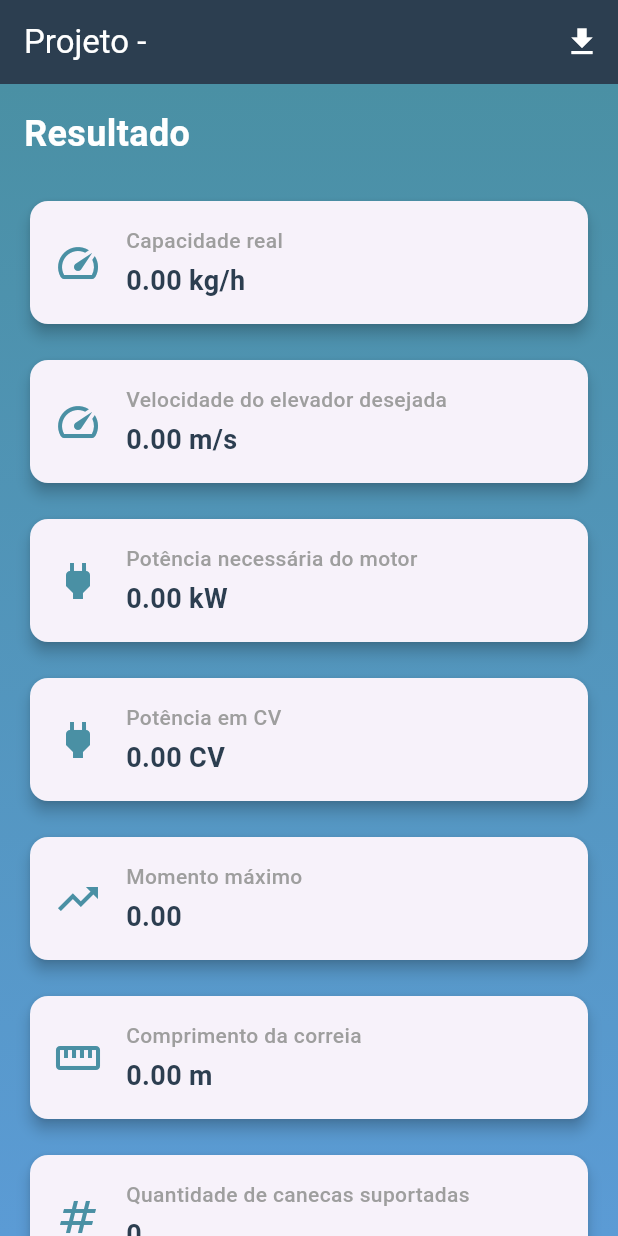
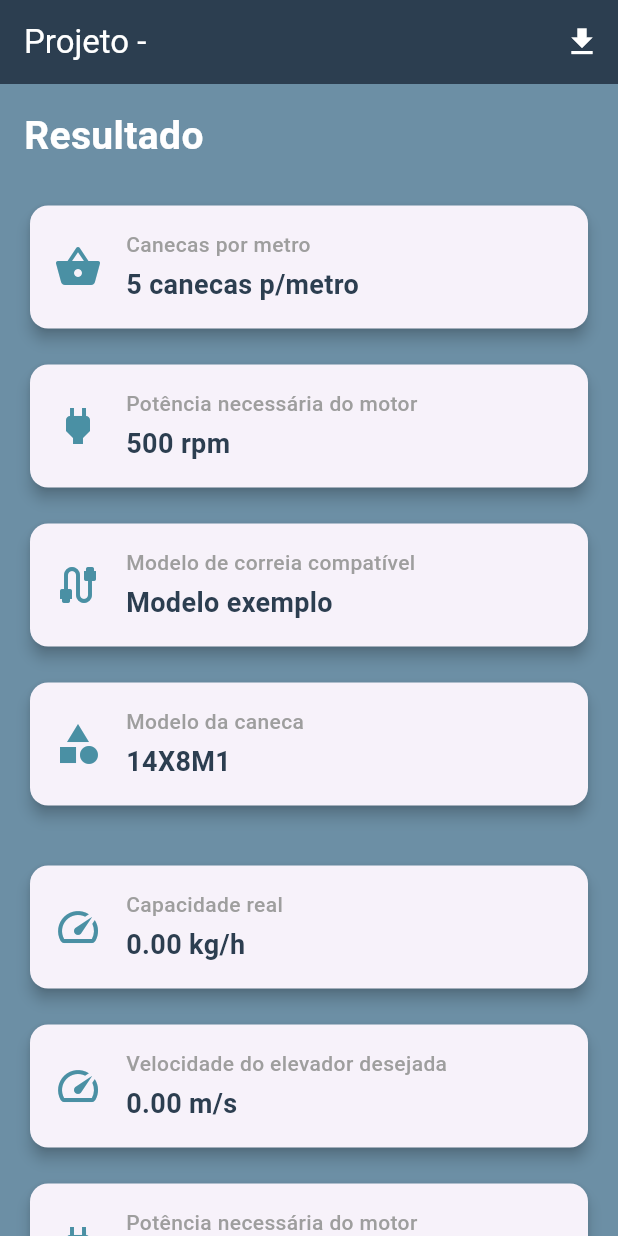
Before and after one commit to EduardaMSouza/ucelo, a Flutter app: the ProjetoResultadoScreen screen opened directly with empty values, on a phone screen of 412 x 824 dp. Run offline on Flutter 3.47's test engine with Material 3 defaults, Android fonts, the light colour scheme and no system bars.

Commit message:
add tela de canecas

```diff
--- a/lib/screens/home_screen.dart
+++ b/lib/screens/home_screen.dart
@@ -132,15 +132,6 @@ class HomeScreen extends StatelessWidget {
                 ),
 
                 const SizedBox(height: 16),
-
-                const Text(
-                  'Gerencie suas empresas de forma fácil e rápida',
-                  style: TextStyle(
-                    fontSize: 16,
-                    color: Colors.white70,
-                  ),
-                  textAlign: TextAlign.center,
-                ),
 
                 const SizedBox(height: 60),
                 SizedBox(
--- a/lib/screens/login_screen.dart
+++ b/lib/screens/login_screen.dart
@@ -73,15 +73,14 @@ class _LoginScreenState extends State<LoginScreen> {
           ),
         ),
         child: SafeArea(
-          child: Padding(
+          child: Center(
+            child: SingleChildScrollView(
               padding: const EdgeInsets.symmetric(horizontal: 32.0),
               child: Form(
                 key: _formKey,
                 child: Column(
                   mainAxisAlignment: MainAxisAlignment.center,
                   children: [
-                  const Spacer(flex: 2),
-
                     // Logo
                     Column(
                       children: [
@@ -111,14 +110,14 @@ class _LoginScreenState extends State<LoginScreen> {
                       ],
                     ),
 
-                  const Spacer(flex: 2),
+                    const SizedBox(height: 40),
 
                     // Email
                     ValidatedTextField(
                       controller: _emailController,
                       hintText: 'Digite seu e-mail',
                       icon: Icons.email_outlined,
-                    validator: (_) => null, // <- sem validação
+                      validator: (_) => null, // sem validação
                       keyboardType: TextInputType.emailAddress,
                       textInputAction: TextInputAction.next,
                     ),
@@ -130,7 +129,7 @@ class _LoginScreenState extends State<LoginScreen> {
                       controller: _passwordController,
                       hintText: 'Digite sua senha',
                       icon: Icons.lock_outline,
-                    validator: (_) => null, // <- sem validação
+                      validator: (_) => null, // sem validação
                       textInputAction: TextInputAction.done,
                       obscureText: true,
                       onFieldSubmitted: (_) => _handleLogin(),
@@ -138,6 +137,7 @@ class _LoginScreenState extends State<LoginScreen> {
 
                     const SizedBox(height: 32),
 
+                    // Botão Entrar
                     SizedBox(
                       width: double.infinity,
                       height: 50,
@@ -156,7 +156,8 @@ class _LoginScreenState extends State<LoginScreen> {
                           width: 20,
                           child: CircularProgressIndicator(
                             strokeWidth: 2,
-                          valueColor: AlwaysStoppedAnimation<Color>(Colors.white),
+                            valueColor:
+                            AlwaysStoppedAnimation<Color>(Colors.white),
                           ),
                         )
                             : const Text(
@@ -169,30 +170,8 @@ class _LoginScreenState extends State<LoginScreen> {
                         ),
                       ),
                     ),
-
-                  const SizedBox(height: 24),
-                  TextButton(
-                    onPressed: () {
-                      Navigator.push(
-                        context,
-                        MaterialPageRoute(
-                          builder: (context) => const CompanyRegisterScreen(),
+                  ],
                 ),
-                      );
-                    },
-                    child: const Text(
-                      'Não tem uma conta? Cadastre-se',
-                      style: TextStyle(
-                        fontSize: 16,
-                        color: Colors.white,
-                        decoration: TextDecoration.underline,
-                        decorationColor: Colors.white,
-                      ),
-                    ),
-                  ),
-
-                  const Spacer(flex: 3),
-                ],
               ),
             ),
           ),
--- a/lib/screens/projeto_resultado_screen.dart
+++ b/lib/screens/projeto_resultado_screen.dart
@@ -1,3 +1,4 @@
+import 'dart:math';
 import 'package:flutter/material.dart';
 import '../models/projeto_response.dart';
 import '../services/api_service.dart';
@@ -23,12 +24,31 @@ class _ProjetoResultadoScreenState extends State<ProjetoResultadoScreen> {
   bool _isSaving = false;
   bool _isDownloading = false;
 
+  final List<String> modelosCaneca = [
+    "11X6",
+    "12X6",
+    "14X6",
+    "16X6",
+    "18X6",
+    "11X8M1",
+    "12X8M1",
+    "14X8M1",
+    "16X8M1",
+  ];
+
+  late final String modeloCanecaAleatorio;
+
+  @override
+  void initState() {
+    super.initState();
+    final random = Random();
+    modeloCanecaAleatorio = modelosCaneca[random.nextInt(modelosCaneca.length)];
+  }
+
   Future<void> _salvarProjeto() async {
     setState(() => _isSaving = true);
 
     try {
-      // Aqui você pode implementar a lógica para salvar o projeto
-      // Por enquanto, apenas navega de volta
       await Future.delayed(const Duration(milliseconds: 500));
 
       if (!mounted) return;
@@ -102,6 +122,7 @@ class _ProjetoResultadoScreenState extends State<ProjetoResultadoScreen> {
   @override
   Widget build(BuildContext context) {
     return Scaffold(
+      backgroundColor: const Color(0xFF6C8FA5),
       appBar: AppBar(
         title: Text('Projeto - ${widget.nomeProjeto}'),
         backgroundColor: const Color(0xFF2C3E50),
@@ -115,7 +136,8 @@ class _ProjetoResultadoScreenState extends State<ProjetoResultadoScreen> {
                 height: 20,
                 child: CircularProgressIndicator(
                   strokeWidth: 2,
-                        valueColor: AlwaysStoppedAnimation<Color>(Colors.white),
+                  valueColor:
+                  AlwaysStoppedAnimation<Color>(Colors.white),
                 ),
               )
                   : const Icon(Icons.download),
@@ -126,18 +148,7 @@ class _ProjetoResultadoScreenState extends State<ProjetoResultadoScreen> {
             ),
         ],
       ),
-      body: Container(
-        decoration: const BoxDecoration(
-          gradient: LinearGradient(
-            begin: Alignment.topCenter,
-            end: Alignment.bottomCenter,
-            colors: [
-              Color(0xFF4A90A4),
-              Color(0xFF5B9BD5),
-            ],
-          ),
-        ),
-        child: SingleChildScrollView(
+      body: SingleChildScrollView(
         padding: const EdgeInsets.all(16),
         child: Column(
           crossAxisAlignment: CrossAxisAlignment.start,
@@ -145,12 +156,43 @@ class _ProjetoResultadoScreenState extends State<ProjetoResultadoScreen> {
             const Text(
               'Resultado',
               style: TextStyle(
-                  fontSize: 24,
+                fontSize: 26,
                 fontWeight: FontWeight.bold,
                 color: Colors.white,
               ),
             ),
             const SizedBox(height: 24),
+
+            // 🔥 NOVOS CAMPOS BONITOS
+            _buildMockResultCard(
+              "Canecas por metro",
+              "5 canecas p/metro",
+              Icons.shopping_basket,
+            ),
+            const SizedBox(height: 16),
+
+            _buildMockResultCard(
+              "Potência necessária do motor",
+              "500 rpm",
+              Icons.power,
+            ),
+            const SizedBox(height: 16),
+
+            _buildMockResultCard(
+              "Modelo de correia compatível",
+              "Modelo exemplo",
+              Icons.cable,
+            ),
+            const SizedBox(height: 16),
+
+            _buildMockResultCard(
+              "Modelo da caneca",
+              modeloCanecaAleatorio,
+              Icons.category,
+            ),
+            const SizedBox(height: 32),
+
+            // CAMPOS REAIS
             if (widget.possuiMotorredutor &&
                 widget.response.responseComMotorredutor != null)
               _buildComMotorredutorResults(
@@ -159,22 +201,25 @@ class _ProjetoResultadoScreenState extends State<ProjetoResultadoScreen> {
                 widget.response.responseSemMotorredutor != null)
               _buildSemMotorredutorResults(
                   widget.response.responseSemMotorredutor!),
-              const SizedBox(height: 32),
+
+            const SizedBox(height: 40),
+
             SizedBox(
               width: double.infinity,
-                height: 50,
+              height: 55,
               child: ElevatedButton(
                 onPressed: _isSaving ? null : _salvarProjeto,
                 style: ElevatedButton.styleFrom(
-                    backgroundColor: const Color(0xFF2C3E50),
+                  backgroundColor: const Color(0xFF1F2D3A),
                   foregroundColor: Colors.white,
                   shape: RoundedRectangleBorder(
-                      borderRadius: BorderRadius.circular(25),
+                    borderRadius: BorderRadius.circular(14),
                   ),
                 ),
                 child: _isSaving
                     ? const CircularProgressIndicator(
-                          valueColor: AlwaysStoppedAnimation<Color>(Colors.white),
+                  valueColor:
+                  AlwaysStoppedAnimation<Color>(Colors.white),
                 )
                     : const Text(
                   'Salvar projeto',
@@ -185,13 +230,58 @@ class _ProjetoResultadoScreenState extends State<ProjetoResultadoScreen> {
                 ),
               ),
             ),
-              const SizedBox(height: 16),
           ],
-          ),
         ),
       ),
     );
   }
+
+  // 🔥 Novo card estiloso (substitui o antigo mock)
+  Widget _buildMockResultCard(String label, String value, IconData icon) {
+    return Card(
+      elevation: 4,
+      shape: RoundedRectangleBorder(
+        borderRadius: BorderRadius.circular(12),
+      ),
+      child: Padding(
+        padding: const EdgeInsets.all(16),
+        child: Row(
+          children: [
+            Icon(icon, color: Color(0xFF4A90A4), size: 32),
+            const SizedBox(width: 16),
+            Expanded(
+              child: Column(
+                crossAxisAlignment: CrossAxisAlignment.start,
+                children: [
+                  Text(
+                    label,
+                    style: const TextStyle(
+                      fontSize: 14,
+                      color: Colors.grey,
+                      fontWeight: FontWeight.w500,
+                    ),
+                  ),
+                  const SizedBox(height: 4),
+                  Text(
+                    value,
+                    style: const TextStyle(
+                      fontSize: 18,
+                      fontWeight: FontWeight.bold,
+                      color: Color(0xFF2C3E50),
+                    ),
+                  ),
+                ],
+              ),
+            ),
+          ],
+        ),
+      ),
+    );
+  }
+
+  // -----------------------------------------------------
+  // RESULTADOS REAIS (sem alterações)
+  // -----------------------------------------------------
 
   Widget _buildSemMotorredutorResults(
       ProjetoSemMotorredutorResponse response) {
```
Lines whose indentation alone changed are shown as unchanged.
